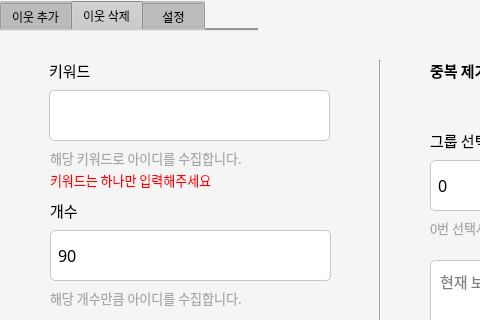
officialOTsolution/NaverNeighborBot, file MainUi.ui: the form before one commit; both pictures show x 0 to 480 and y 0 to 320 of the 761 by 718 pixel window.
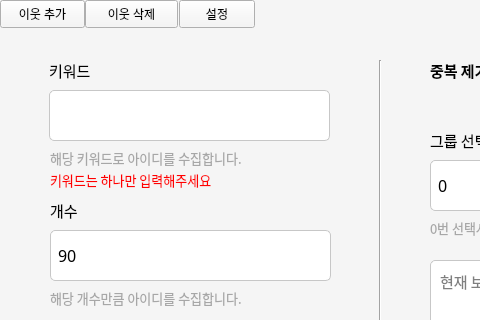
The form after the commit. The open tabs and pages were chosen to show the change.

Commit message: button으로 gui 이동 구현

```diff
--- a/MainUi.ui
+++ b/MainUi.ui
@@ -546,60 +546,44 @@
     <string>0번 선택시 랜덤으로 저장됨.</string>
    </property>
   </widget>
-  <widget class="QTabWidget" name="tabWidget">
+  <widget class="QPushButton" name="ButtonSetting">
+   <property name="geometry">
+    <rect>
+     <x>179</x>
+     <y>0</y>
+     <width>76</width>
+     <height>28</height>
+    </rect>
+   </property>
+   <property name="text">
+    <string>설정</string>
+   </property>
+  </widget>
+  <widget class="QPushButton" name="ButtonDelete">
+   <property name="geometry">
+    <rect>
+     <x>85</x>
+     <y>0</y>
+     <width>93</width>
+     <height>28</height>
+    </rect>
+   </property>
+   <property name="text">
+    <string>이웃 삭제</string>
+   </property>
+  </widget>
+  <widget class="QPushButton" name="ButtonAdd">
    <property name="geometry">
     <rect>
      <x>0</x>
-     <y>1</y>
-     <width>258</width>
-     <height>30</height>
+     <y>0</y>
+     <width>85</width>
+     <height>28</height>
     </rect>
    </property>
-   <property name="baseSize">
-    <size>
-     <width>10</width>
-     <height>10</height>
-    </size>
+   <property name="text">
+    <string>이웃 추가</string>
    </property>
-   <property name="font">
-    <font>
-     <family>Spoqa Han Sans Neo</family>
-     <pointsize>9</pointsize>
-    </font>
-   </property>
-   <property name="styleSheet">
-    <string notr="true">background-color:#C0C0C0;</string>
-   </property>
-   <property name="currentIndex">
-    <number>0</number>
-   </property>
-   <property name="iconSize">
-    <size>
-     <width>50</width>
-     <height>50</height>
-    </size>
-   </property>
-   <widget class="QWidget" name="TabAdd_3">
-    <attribute name="title">
-     <string>이웃 추가</string>
-    </attribute>
-   </widget>
-   <widget class="QWidget" name="TabDelete_3">
-    <property name="sizePolicy">
-     <sizepolicy hsizetype="Ignored" vsizetype="Preferred">
-      <horstretch>0</horstretch>
-      <verstretch>0</verstretch>
-     </sizepolicy>
-    </property>
-    <attribute name="title">
-     <string>이웃 삭제</string>
-    </attribute>
-   </widget>
-   <widget class="QWidget" name="tab_3">
-    <attribute name="title">
-     <string>   설정   </string>
-    </attribute>
-   </widget>
   </widget>
  </widget>
  <resources/>
```
The commit also changes 9 other files.
